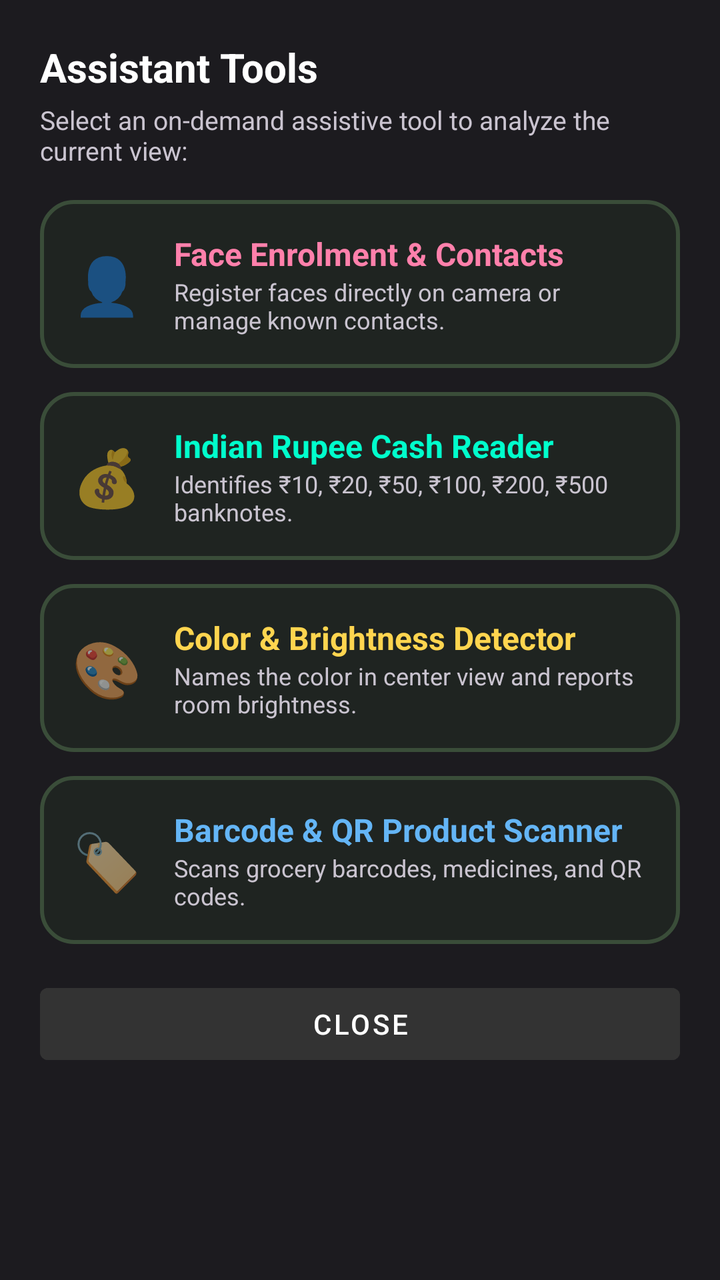
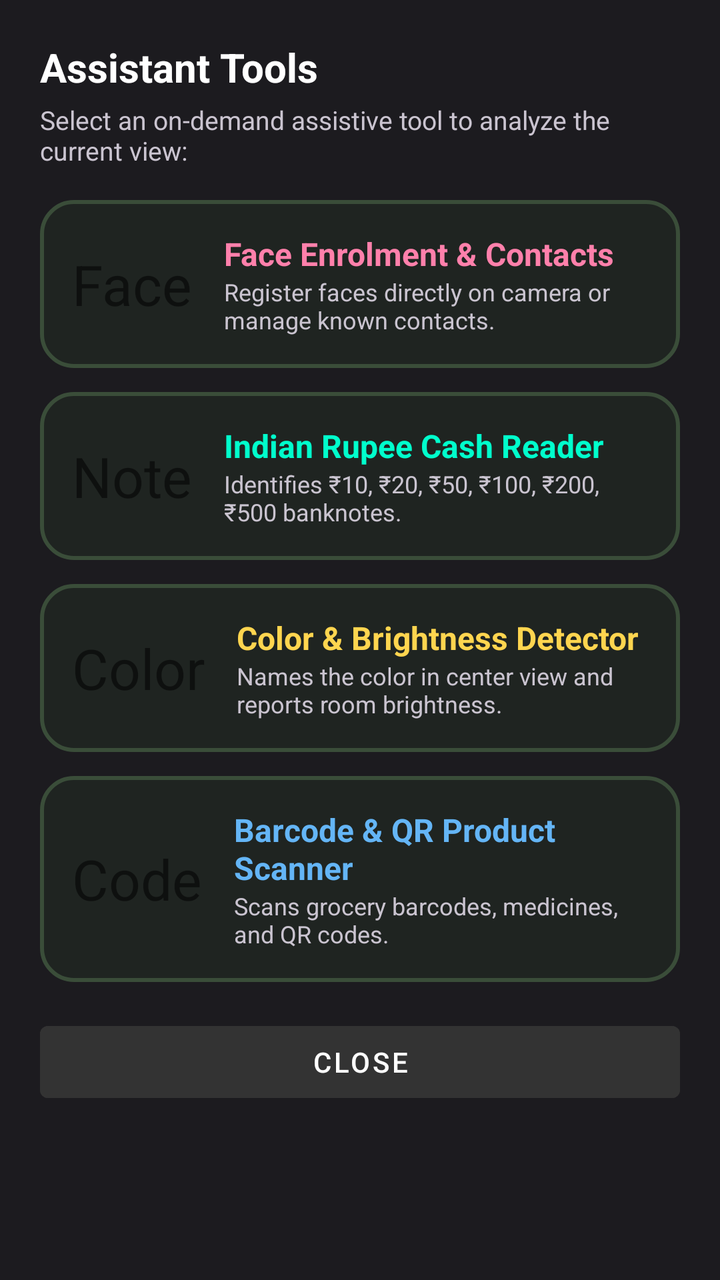

Two renders of the same Android screen: before a commit and after it. Below are the layout's source before the change and the commit's diff.
<!-- AndroidManifest.xml: application theme Theme.BlindCap -->
<!-- res/layout/dialog_tools.xml -->
<?xml version="1.0" encoding="utf-8"?>
<LinearLayout xmlns:android="http://schemas.android.com/apk/res/android"
    xmlns:app="http://schemas.android.com/apk/res-auto"
    android:layout_width="match_parent"
    android:layout_height="wrap_content"
    android:orientation="vertical"
    android:background="#1C1B1F"
    android:padding="20dp">

    <TextView
        android:layout_width="wrap_content"
        android:layout_height="wrap_content"
        android:text="Assistant Tools"
        android:textColor="#FFFFFF"
        android:textSize="20sp"
        android:textStyle="bold"
        android:paddingBottom="4dp" />

    <TextView
        android:layout_width="wrap_content"
        android:layout_height="wrap_content"
        android:text="Select an on-demand assistive tool to analyze the current view:"
        android:textColor="#CAC4D0"
        android:textSize="13sp"
        android:paddingBottom="16dp" />

    
    <LinearLayout
        android:id="@+id/cardToolFaceEnroll"
        android:layout_width="match_parent"
        android:layout_height="wrap_content"
        android:orientation="horizontal"
        android:gravity="center_vertical"
        android:background="@drawable/card_mode_bg"
        android:padding="16dp"
        android:layout_marginBottom="12dp">

        <TextView
            android:layout_width="wrap_content"
            android:layout_height="wrap_content"
            android:text="👤"
            android:textSize="28sp"
            android:paddingEnd="16dp" />

        <LinearLayout
            android:layout_width="0dp"
            android:layout_height="wrap_content"
            android:layout_weight="1"
            android:orientation="vertical">

            <TextView
                android:layout_width="wrap_content"
                android:layout_height="wrap_content"
                android:text="Face Enrolment &amp; Contacts"
                android:textColor="#FF80AB"
                android:textSize="16sp"
                android:textStyle="bold" />

            <TextView
                android:layout_width="wrap_content"
                android:layout_height="wrap_content"
                android:text="Register faces directly on camera or manage known contacts."
                android:textColor="#CAC4D0"
                android:textSize="12sp" />
        </LinearLayout>
    </LinearLayout>

    
    <LinearLayout
        android:id="@+id/cardToolCurrency"
        android:layout_width="match_parent"
        android:layout_height="wrap_content"
        android:orientation="horizontal"
        android:gravity="center_vertical"
        android:background="@drawable/card_mode_bg"
        android:padding="16dp"
        android:layout_marginBottom="12dp">

        <TextView
            android:layout_width="wrap_content"
            android:layout_height="wrap_content"
            android:text="💰"
            android:textSize="28sp"
            android:paddingEnd="16dp" />

        <LinearLayout
            android:layout_width="0dp"
            android:layout_height="wrap_content"
            android:layout_weight="1"
            android:orientation="vertical">

            <TextView
                android:layout_width="wrap_content"
                android:layout_height="wrap_content"
                android:text="Indian Rupee Cash Reader"
                android:textColor="#00FFCC"
                android:textSize="16sp"
                android:textStyle="bold" />

            <TextView
                android:layout_width="wrap_content"
                android:layout_height="wrap_content"
                android:text="Identifies ₹10, ₹20, ₹50, ₹100, ₹200, ₹500 banknotes."
                android:textColor="#CAC4D0"
                android:textSize="12sp" />
        </LinearLayout>
    </LinearLayout>

    
    <LinearLayout
        android:id="@+id/cardToolColor"
        android:layout_width="match_parent"
        android:layout_height="wrap_content"
        android:orientation="horizontal"
        android:gravity="center_vertical"
        android:background="@drawable/card_mode_bg"
        android:padding="16dp"
        android:layout_marginBottom="12dp">

        <TextView
            android:layout_width="wrap_content"
            android:layout_height="wrap_content"
            android:text="🎨"
            android:textSize="28sp"
            android:paddingEnd="16dp" />

        <LinearLayout
            android:layout_width="0dp"
            android:layout_height="wrap_content"
            android:layout_weight="1"
            android:orientation="vertical">

            <TextView
                android:layout_width="wrap_content"
                android:layout_height="wrap_content"
                android:text="Color &amp; Brightness Detector"
                android:textColor="#FFD54F"
                android:textSize="16sp"
                android:textStyle="bold" />

            <TextView
                android:layout_width="wrap_content"
                android:layout_height="wrap_content"
                android:text="Names the color in center view and reports room brightness."
                android:textColor="#CAC4D0"
                android:textSize="12sp" />
        </LinearLayout>
    </LinearLayout>

    
    <LinearLayout
        android:id="@+id/cardToolBarcode"
        android:layout_width="match_parent"
        android:layout_height="wrap_content"
        android:orientation="horizontal"
        android:gravity="center_vertical"
        android:background="@drawable/card_mode_bg"
        android:padding="16dp"
        android:layout_marginBottom="16dp">

        <TextView
            android:layout_width="wrap_content"
            android:layout_height="wrap_content"
            android:text="🏷️"
            android:textSize="28sp"
            android:paddingEnd="16dp" />

        <LinearLayout
            android:layout_width="0dp"
            android:layout_height="wrap_content"
            android:layout_weight="1"
            android:orientation="vertical">

            <TextView
                android:layout_width="wrap_content"
                android:layout_height="wrap_content"
                android:text="Barcode &amp; QR Product Scanner"
                android:textColor="#64B5F6"
                android:textSize="16sp"
                android:textStyle="bold" />

            <TextView
                android:layout_width="wrap_content"
                android:layout_height="wrap_content"
                android:text="Scans grocery barcodes, medicines, and QR codes."
                android:textColor="#CAC4D0"
                android:textSize="12sp" />
        </LinearLayout>
    </LinearLayout>

    <Button
        android:id="@+id/btnCancelTools"
        android:layout_width="match_parent"
        android:layout_height="48dp"
        android:text="Close"
        android:backgroundTint="#333333"
        android:textColor="#FFFFFF" />

</LinearLayout>
<!-- resources referenced by this layout -->
<resources>
  <!-- drawable card_mode_bg (drawable) -->
  <shape xmlns:android="http://schemas.android.com/apk/res/android"
      android:shape="rectangle">
      <solid android:color="#1F2421" />
      <stroke
          android:width="2dp"
          android:color="#3A4D39" />
      <corners android:radius="16dp" />
  </shape>
  <style name="Theme.BlindCap" parent="Theme.MaterialComponents.DayNight.NoActionBar">
          <item name="android:statusBarColor">@color/black</item>
          <item name="android:navigationBarColor">@color/black</item>
      </style>
  <color name="black">#FF000000</color>
</resources>

<!-- the commit's change to res/layout/dialog_tools.xml (unified diff, before → after) -->
@@ -38,7 +38,7 @@
         <TextView
             android:layout_width="wrap_content"
             android:layout_height="wrap_content"
-            android:text="👤"
+            android:text="Face"
             android:textSize="28sp"
             android:paddingEnd="16dp" />
 
@@ -79,7 +79,7 @@
         <TextView
             android:layout_width="wrap_content"
             android:layout_height="wrap_content"
-            android:text="💰"
+            android:text="Note"
             android:textSize="28sp"
             android:paddingEnd="16dp" />
 
@@ -120,7 +120,7 @@
         <TextView
             android:layout_width="wrap_content"
             android:layout_height="wrap_content"
-            android:text="🎨"
+            android:text="Color"
             android:textSize="28sp"
             android:paddingEnd="16dp" />
 
@@ -161,7 +161,7 @@
         <TextView
             android:layout_width="wrap_content"
             android:layout_height="wrap_content"
-            android:text="🏷️"
+            android:text="Code"
             android:textSize="28sp"
             android:paddingEnd="16dp" />
 
